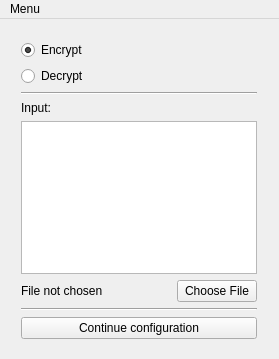
Old version of the form src/viewpc.ui in the repository waleko/PictureCrypt.
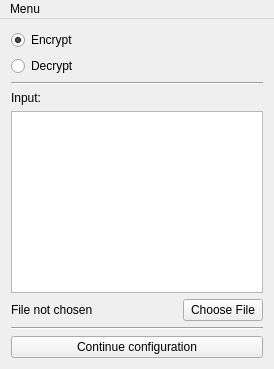
New version of the form. Icons and pictures are not drawn.

Diff of the .ui file:
```diff
--- a/src/viewpc.ui
+++ b/src/viewpc.ui
@@ -6,8 +6,8 @@
    <rect>
     <x>0</x>
     <y>0</y>
-    <width>279</width>
-    <height>359</height>
+    <width>274</width>
+    <height>369</height>
    </rect>
   </property>
   <property name="contextMenuPolicy">
@@ -21,15 +21,8 @@
     <normaloff>:/icons/unlocked.png</normaloff>:/icons/unlocked.png</iconset>
   </property>
   <widget class="QWidget" name="centralWidget">
-   <widget class="QWidget" name="layoutWidget">
-    <property name="geometry">
-     <rect>
-      <x>10</x>
-      <y>10</y>
-      <width>258</width>
-      <height>321</height>
-     </rect>
-    </property>
+   <layout class="QVBoxLayout" name="verticalLayout_3">
+    <item>
     <layout class="QVBoxLayout" name="verticalLayout_2">
      <item>
       <layout class="QVBoxLayout" name="verticalLayout">
@@ -122,14 +115,15 @@
       </widget>
      </item>
     </layout>
-   </widget>
+    </item>
+   </layout>
   </widget>
   <widget class="QMenuBar" name="menuBar">
    <property name="geometry">
     <rect>
      <x>0</x>
      <y>0</y>
-     <width>279</width>
+     <width>274</width>
      <height>25</height>
     </rect>
    </property>
```
Lines whose indentation alone changed are shown as unchanged.
